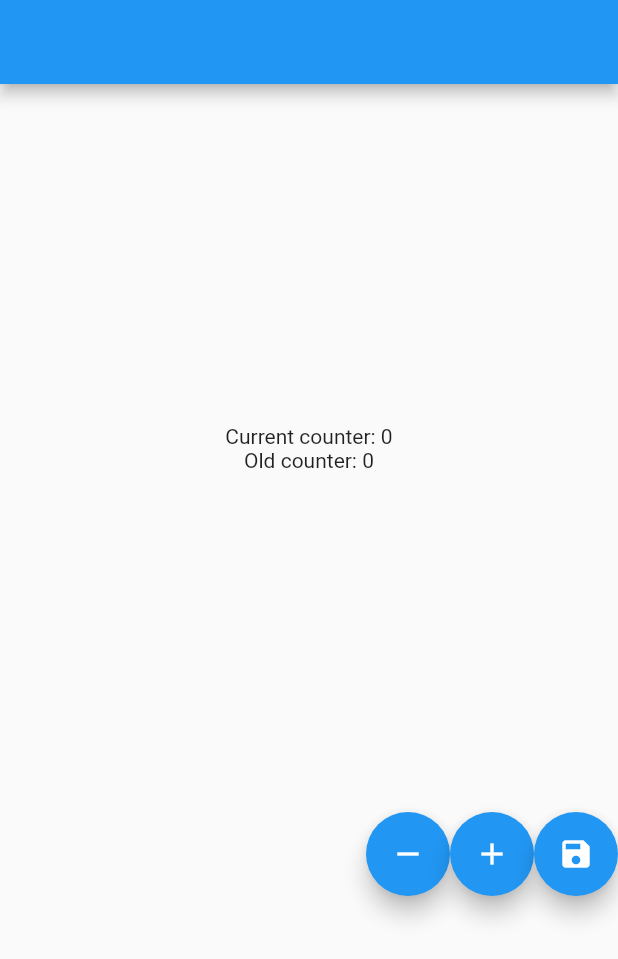
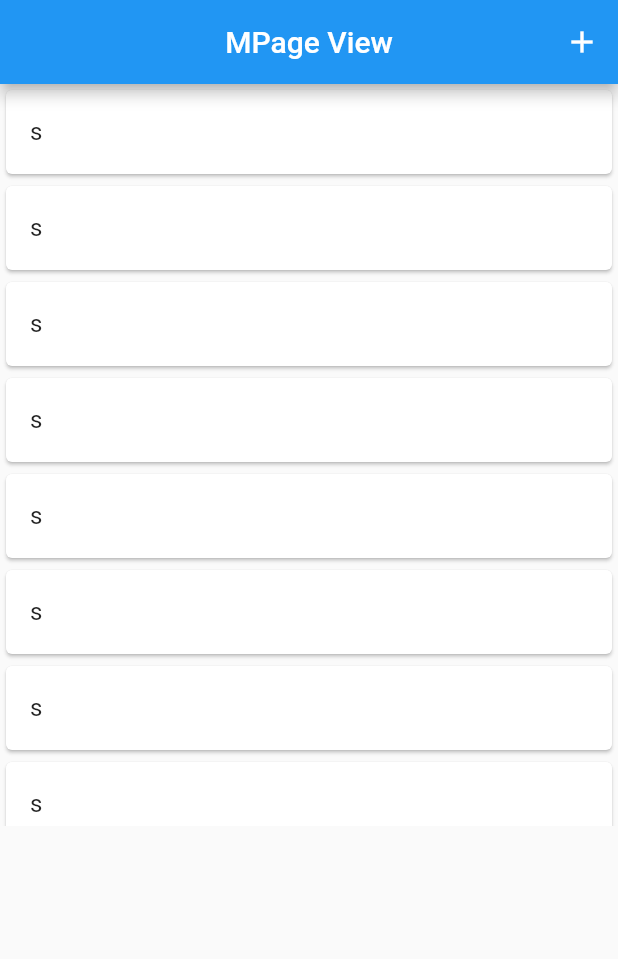
Before and after one commit to MertSaygili/FlutterMiniProjects, a Flutter app: the screen it shows after launch, on a phone screen of 412 x 824 dp. Shown: the top 959 px of the screen. Run offline on Flutter 3.47's test engine with Material 2 defaults, Android fonts, the phone set to English and light mode, and no system bars; our stand-ins replace dio, flutter_secure_storage, flutter_signin_button, shared_preferences.

Commit message:
working on shared preferences

```diff
--- /dev/null
+++ b/lib/Classes/MiniProjects/shared_preferences/list_view/custom_icon.dart
@@ -0,0 +1,24 @@
+import 'package:flutter/material.dart';
+
+class CustomIconButton extends StatefulWidget {
+  const CustomIconButton({Key? key, required this.fun, required this.icon})
+      : super(key: key);
+
+  final Function fun;
+  final Icon icon;
+
+  @override
+  State<CustomIconButton> createState() => _CustomIconButtonState();
+}
+
+class _CustomIconButtonState extends State<CustomIconButton> {
+  @override
+  Widget build(BuildContext context) {
+    return IconButton(
+      onPressed: () {
+        widget.fun();
+      },
+      icon: widget.icon,
+    );
+  }
+}
--- a/lib/Classes/MiniProjects/shared_preferences/list_view/page_view.dart
+++ b/lib/Classes/MiniProjects/shared_preferences/list_view/page_view.dart
@@ -1,17 +1,23 @@
 import 'package:flutter/material.dart';
+import 'package:project1_change_appbar_color/Classes/MiniProjects/shared_preferences/list_view/custom_bottom_model_sheet.dart';
 import 'package:project1_change_appbar_color/Classes/MiniProjects/shared_preferences/list_view/shared_manager.dart';
+import 'package:project1_change_appbar_color/Classes/MiniProjects/sheet_component/sheet_with_callback/icon_button.dart';
 
-class PageView extends StatefulWidget {
-  const PageView({Key? key}) : super(key: key);
+class MPageView extends StatefulWidget {
+  const MPageView({Key? key}) : super(key: key);
 
   @override
-  State<PageView> createState() => _PageViewState();
+  State<MPageView> createState() => _MPageViewState();
 }
 
-class _PageViewState extends State<PageView> {
+class _MPageViewState extends State<MPageView> {
   late final SharedManager _sharedManager;
-  late List<String> _countries;
   late List<String> _times;
+
+  final Icon _iconAdd = const Icon(Icons.add);
+
+  List<String> _countries = ['MERT'];
+  String _appBarTitle = 'MPage View';
 
   @override
   void initState() {
@@ -22,24 +28,42 @@ class _PageViewState extends State<PageView> {
   void _setSharedManager() {
     _sharedManager = SharedManager();
     _sharedManager.init();
-    _countries = _sharedManager.getStringList(SharedKeys.cities);
+    // _sharedManager.setStringList(SharedKeys.cities, _countries);
+    // _countries = _sharedManager.getStringList(SharedKeys.cities);
   }
 
   @override
   Widget build(BuildContext context) {
     return Scaffold(
       appBar: AppBar(
-        actions: [IconButton(onPressed: () {}, icon: const Icon(Icons.add))],
+        title: Text(_appBarTitle),
+        centerTitle: true,
+        actions: [
+          CustomIconButton(
+              icon: _iconAdd,
+              fun: () async {
+                final result = await showModalBottomSheet(
+                    useRootNavigator: false,
+                    isScrollControlled: false,
+                    context: context,
+                    builder: (context) {
+                      return const CustomBottomModalSheet();
+                    });
+              })
+        ],
       ),
-      body: ListView.builder(
-          itemCount: _countries.length,
-          itemBuilder: ((context, index) {
-            return Card(
-              child: ListTile(
-                title: Text(_countries[index]),
-              ),
-            );
-          })),
+      body: SizedBox(
+        height: MediaQuery.of(context).size.height * 0.6,
+        child: ListView.builder(
+            itemCount: 25,
+            itemBuilder: ((context, index) {
+              return const Card(
+                child: ListTile(
+                  title: Text('s'),
+                ),
+              );
+            })),
+      ),
     );
   }
 }
--- a/lib/main.dart
+++ b/lib/main.dart
@@ -1,6 +1,6 @@
 import 'package:flutter/material.dart';
 
-import 'Classes/MiniProjects/shared_preferences/increase_num/increase_num.dart';
+import 'Classes/MiniProjects/shared_preferences/list_view/page_view.dart';
 
 void main() {
   runApp(const MyApp());
@@ -16,7 +16,7 @@ class MyApp extends StatelessWidget {
     return const MaterialApp(
       title: 'Flutter Demo',
       //theme: CustomTheme().theme,
-      home: IncreaseNum(),
+      home: MPageView(),
     );
   }
 }
```
Also changed, not shown: lib/Classes/MiniProjects/shared_preferences/list_view/custom_bottom_model_sheet.dart (added, +38 -0 lines), lib/Classes/MiniProjects/shared_preferences/list_view/shared_manager.dart (+13 -3 lines), 1 other file.
